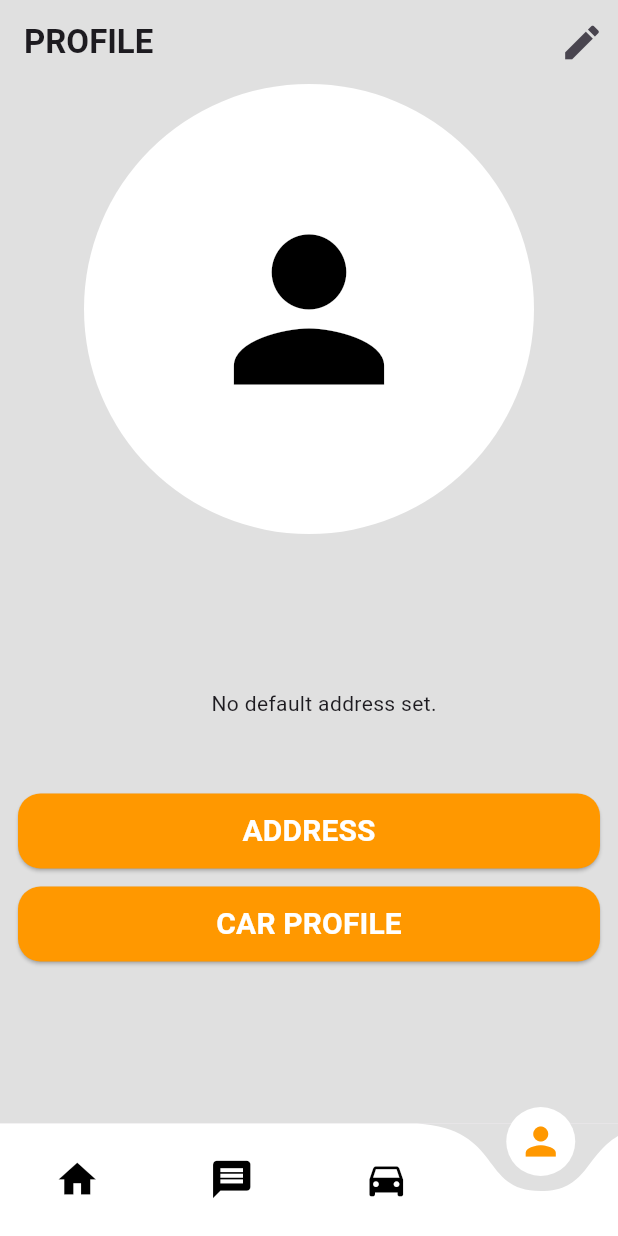
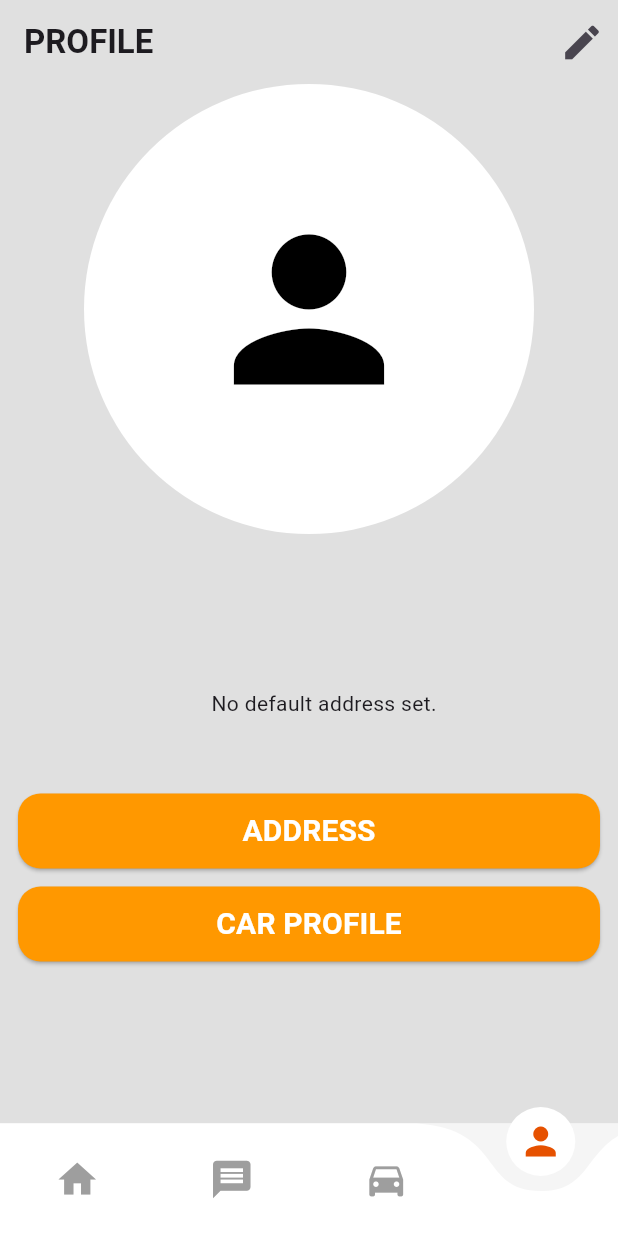
Before and after one commit to TechPyllars2024/AutoCareCarOwners, a Flutter app: the NavBar screen opened directly, item 4 of the bottom bar chosen, on a phone screen of 412 x 824 dp. Run offline on Flutter 3.47's test engine with Material 3 defaults, Android fonts, the phone set to English and light mode, and no system bars; drawn by our look-alikes of curved_navigation_bar; our stand-ins replace cloud_firestore, firebase_auth, firebase_core, firebase_storage, flutter_animate, get and 3 more; missing offline and left inert: flutter_pannable_rating_bar; accounts and stored records are empty; network calls fail.

Commit message:
update: navbar colors

```diff
--- a/lib/Navigation Bar/navbar.dart
+++ b/lib/Navigation Bar/navbar.dart
@@ -30,14 +30,16 @@ class _NavBarState extends State<NavBar> {
   @override
   Widget build(BuildContext context) {
     return Scaffold(
+      backgroundColor: Colors.white,
         bottomNavigationBar: CurvedNavigationBar(
-          backgroundColor: Colors.grey.shade300,
+          backgroundColor: Colors.grey.shade100,
+          color: Colors.white,
           key: _bottomNavigationKey,
           items: <Widget>[
-            Icon(Icons.home, size: 30, color: _page == 0 ? Colors.orange : Colors.black),
-            Icon(Icons.message, size: 30, color: _page == 1 ? Colors.orange : Colors.black),
-            Icon(Icons.directions_car, size: 30, color: _page == 2 ? Colors.orange : Colors.black),
-            Icon(Icons.person, size: 30, color: _page == 3 ? Colors.orange : Colors.black),
+            Icon(Icons.home, size: 30, color: _page == 0 ? Colors.orange.shade900 : Colors.grey.shade500),
+            Icon(Icons.message, size: 30, color: _page == 1 ? Colors.orange.shade900 : Colors.grey.shade500),
+            Icon(Icons.directions_car, size: 30, color: _page == 2 ? Colors.orange.shade900 : Colors.grey.shade500),
+            Icon(Icons.person, size: 30, color: _page == 3 ? Colors.orange.shade900 : Colors.grey.shade500),
           ],
           onTap: (index) {
             setState(() {
```
